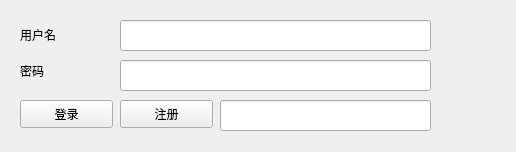
First picture: the form in Log.ui, repository jimmyss/Bejeweled, before the edit.
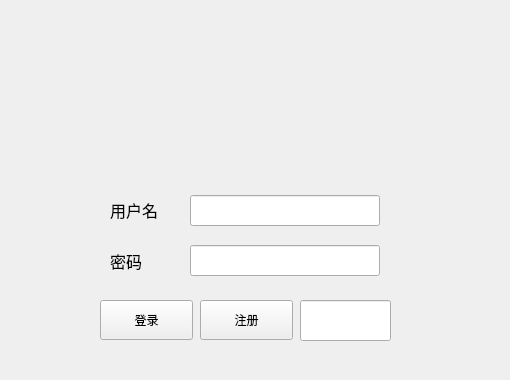
Second picture: the form after the edit.

What changed in the file:
```diff
--- a/Log.ui
+++ b/Log.ui
@@ -6,42 +6,50 @@
    <rect>
     <x>0</x>
     <y>0</y>
-    <width>516</width>
-    <height>152</height>
+    <width>510</width>
+    <height>380</height>
    </rect>
   </property>
+  <property name="minimumSize">
+   <size>
+    <width>510</width>
+    <height>380</height>
+   </size>
+  </property>
+  <property name="maximumSize">
+   <size>
+    <width>510</width>
+    <height>380</height>
+   </size>
+  </property>
   <property name="windowTitle">
    <string>Log</string>
   </property>
   <widget class="QLabel" name="labelPassword">
    <property name="geometry">
     <rect>
-     <x>20</x>
-     <y>60</y>
+     <x>110</x>
+     <y>250</y>
      <width>72</width>
      <height>21</height>
     </rect>
    </property>
+   <property name="font">
+    <font>
+     <family>等线</family>
+     <pointsize>12</pointsize>
+    </font>
+   </property>
    <property name="text">
     <string>密码</string>
    </property>
   </widget>
-  <widget class="QLineEdit" name="lineEditHint">
-   <property name="geometry">
-    <rect>
-     <x>220</x>
-     <y>100</y>
-     <width>211</width>
-     <height>31</height>
-    </rect>
-   </property>
-  </widget>
   <widget class="QLineEdit" name="lineEditName">
    <property name="geometry">
     <rect>
-     <x>120</x>
-     <y>20</y>
-     <width>311</width>
+     <x>190</x>
+     <y>195</y>
+     <width>190</width>
      <height>31</height>
     </rect>
    </property>
@@ -49,9 +57,9 @@
   <widget class="QLineEdit" name="lineEditPassword">
    <property name="geometry">
     <rect>
-     <x>120</x>
-     <y>60</y>
-     <width>311</width>
+     <x>190</x>
+     <y>245</y>
+     <width>190</width>
      <height>31</height>
     </rect>
    </property>
@@ -59,10 +67,10 @@
   <widget class="QPushButton" name="pushButtonLog">
    <property name="geometry">
     <rect>
-     <x>20</x>
-     <y>100</y>
+     <x>100</x>
+     <y>300</y>
      <width>93</width>
-     <height>28</height>
+     <height>40</height>
     </rect>
    </property>
    <property name="text">
@@ -72,10 +80,10 @@
   <widget class="QPushButton" name="pushButtonReg">
    <property name="geometry">
     <rect>
-     <x>120</x>
-     <y>100</y>
+     <x>200</x>
+     <y>300</y>
      <width>93</width>
-     <height>28</height>
+     <height>40</height>
     </rect>
    </property>
    <property name="text">
@@ -85,16 +93,32 @@
   <widget class="QLabel" name="labelName">
    <property name="geometry">
     <rect>
-     <x>20</x>
-     <y>25</y>
+     <x>110</x>
+     <y>200</y>
      <width>72</width>
      <height>20</height>
     </rect>
    </property>
+   <property name="font">
+    <font>
+     <family>等线</family>
+     <pointsize>12</pointsize>
+    </font>
+   </property>
    <property name="text">
     <string>用户名</string>
    </property>
   </widget>
+  <widget class="QLineEdit" name="lineEditHint">
+   <property name="geometry">
+    <rect>
+     <x>300</x>
+     <y>300</y>
+     <width>91</width>
+     <height>41</height>
+    </rect>
+   </property>
+  </widget>
  </widget>
  <layoutdefault spacing="6" margin="11"/>
  <resources/>
```
